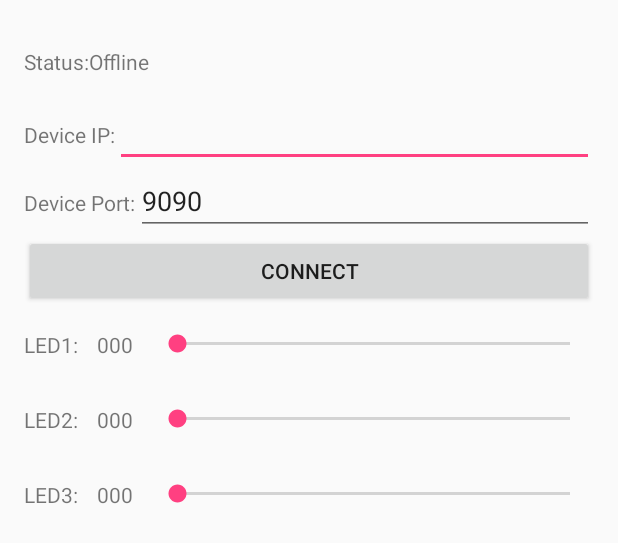
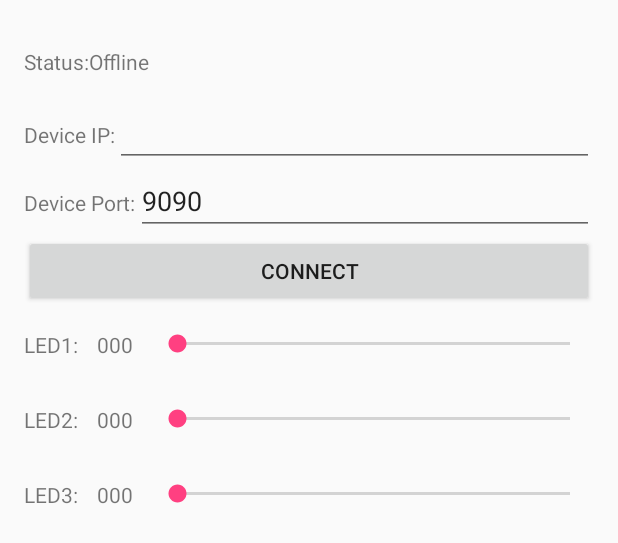
Before and after one commit to runchip/LedController, an Android app: the layout activity_main.xml on its own in the app's theme, with its tools: preview values and no code run, on a phone screen of 412 x 824 dp. Shown: the top 543 px of the screen. Run offline under Robolectric (Android 15) with nearby library versions, the phone set to English and light mode, and no system bars.

Commit message:
do not focus on device_ip EditText

```diff
--- a/app/src/main/res/layout/activity_main.xml
+++ b/app/src/main/res/layout/activity_main.xml
@@ -42,6 +42,8 @@
             android:layout_width="match_parent"
             android:layout_height="wrap_content"
             android:orientation="horizontal"
+            android:descendantFocusability="beforeDescendants"
+            android:focusableInTouchMode="true"
             >
             <TextView
                 android:layout_width="wrap_content"
```
